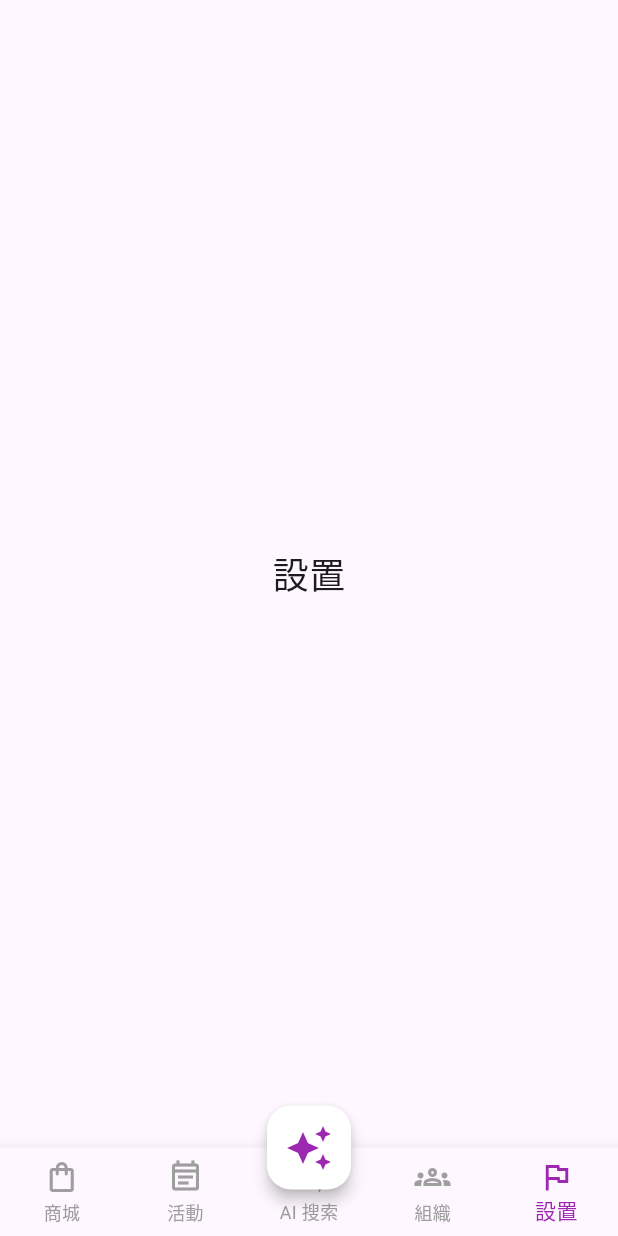
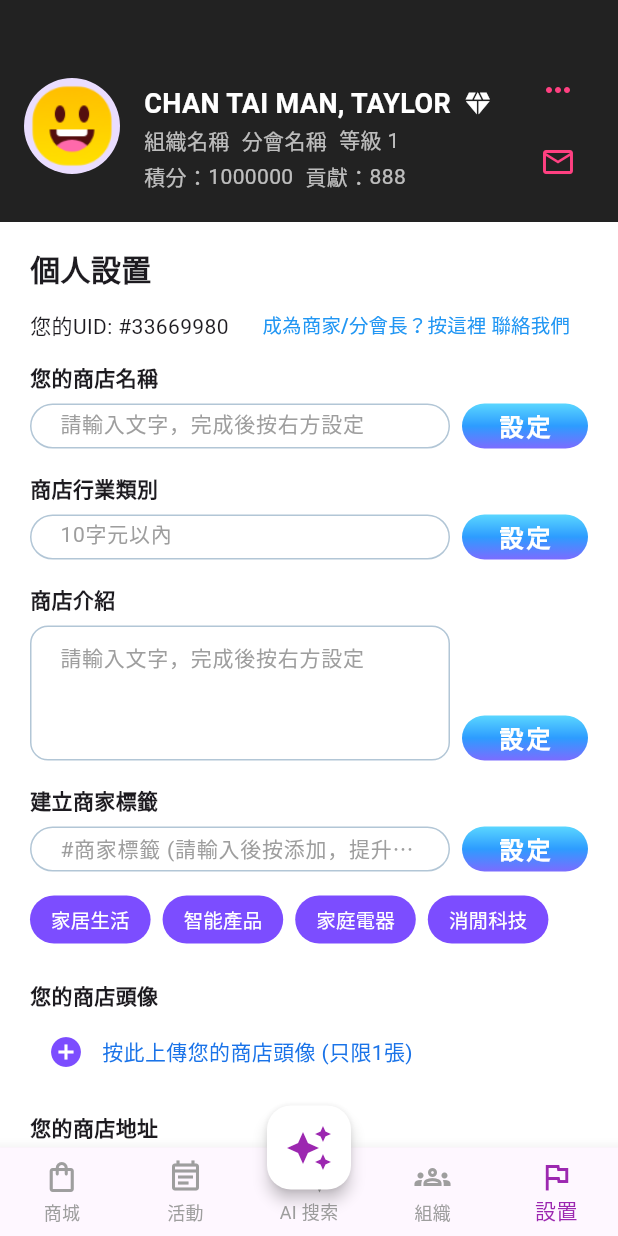
Before and after one commit to wangqiwei66/business_synerthink, a Flutter app: the MainPage screen opened by its route, item 5 of the bottom bar chosen, on a phone screen of 412 x 824 dp. Run offline on Flutter 3.47's test engine with Material 3 defaults, Android fonts, the light colour scheme and no system bars; our stand-ins replace auto_size_text, cached_network_image, dio, fl_chart, flutter_animate, flutter_easyloading and 14 more; missing offline and left inert: dart:ffi, flutter_cupertino_datetime_picker, fluwx, jwt_decode, qr_code_scanner; accounts and stored records are empty; Roboto replaces fonts that are missing (PingFang SC).

Commit message:
新增设置视图及逻辑，整合用户信息展示和商店设置功能

```diff
--- a/lib/app/pages/main_view.dart
+++ b/lib/app/pages/main_view.dart
@@ -1,5 +1,6 @@
 import 'package:flutter/material.dart';
 import 'package:get/get.dart';
+import 'package:tiny_weight/app/pages/setting_view.dart';
 import 'main_logic.dart';
 import 'mall_view.dart';
 import 'ai_search_view.dart';
@@ -19,7 +20,7 @@ class _MainPageState extends State<MainPage> {
     const Center(child: Text('活動', style: TextStyle(fontSize: 24))),
     AiSearchView(),
     const Center(child: Text('組織', style: TextStyle(fontSize: 24))),
-    const Center(child: Text('設置', style: TextStyle(fontSize: 24))),
+    SettingView(),
   ];
 
   final List<BottomNavigationBarItem> _tabs = [
--- a/lib/app/pages/mall_view.dart
+++ b/lib/app/pages/mall_view.dart
@@ -2,6 +2,7 @@ import 'package:flutter/material.dart';
 import 'package:get/get.dart';
 import 'package:tiny_weight/app/widgets/scalable.dart';
 import 'package:tiny_weight/app/pages/side_menu_view.dart';
+import 'package:tiny_weight/app/pages/userinfo_view.dart';
 import 'mall_logic.dart';
 
 class MallView extends StatelessWidget {
@@ -17,7 +18,7 @@ class MallView extends StatelessWidget {
           crossAxisAlignment: CrossAxisAlignment.start,
           children: [
             // 头部用户信息
-            _buildHeaderView(),
+            const UserInfoView(),
             // 組織推薦
             _buildOrganizeRecommendView(),
             // 快捷功能
@@ -347,95 +348,4 @@ class MallView extends StatelessWidget {
       ),
     );
   }
-
-  Container _buildHeaderView() {
-    return Container(
-      color: Colors.black87,
-      padding: const EdgeInsets.fromLTRB(16, 36, 16, 16),
-      child: Row(
-        children: [
-          const CircleAvatar(
-            radius: 32,
-            backgroundImage: AssetImage('assets/img/about_me_icon.png'),
-          ),
-          const SizedBox(width: 16),
-          Expanded(
-            child: Column(
-              crossAxisAlignment: CrossAxisAlignment.start,
-              children: [
-                const SizedBox(height: 16),
-                Row(
-                  children: [
-                    Text(
-                      logic.userName,
-                      style: const TextStyle(
-                        color: Colors.white,
-                        fontSize: 18,
-                        fontWeight: FontWeight.bold,
-                      ),
-                    ),
-                    const SizedBox(width: 8),
-                    const Icon(Icons.diamond, color: Colors.white, size: 20),
-                  ],
-                ),
-                const Row(
-                  children: [
-                    Text('組織名稱', style: TextStyle(color: Colors.white70)),
-                    SizedBox(width: 8),
-                    Text('分會名稱', style: TextStyle(color: Colors.white70)),
-                    SizedBox(width: 8),
-                    Text('等級 1', style: TextStyle(color: Colors.white70)),
-                  ],
-                ),
-                const SizedBox(height: 4),
-                Row(
-                  children: [
-                    Text('積分：${logic.points}',
-                        style: const TextStyle(color: Colors.white70)),
-                    const SizedBox(width: 8),
-                    Text('貢獻：${logic.contribution}',
-                        style: const TextStyle(color: Colors.white70)),
-                  ],
-                ),
-              ],
-            ),
-          ),
-          Column(
-            children: [
-              IconButton(
-                icon: const Icon(Icons.keyboard_control,
-                    color: Colors.pinkAccent),
-                onPressed: () {
-                  showGeneralDialog(
-                    context: Get.context!,
-                    barrierLabel: 'side_menu',
-                    barrierDismissible: true,
-                    barrierColor: Colors.black54,
-                    transitionDuration: const Duration(milliseconds: 300),
-                    pageBuilder: (context, anim1, anim2) =>
-                        const SizedBox.shrink(),
-                    transitionBuilder: (context, anim1, anim2, child) {
-                      final offset = Tween<Offset>(
-                        begin: const Offset(1, 0),
-                        end: Offset.zero,
-                      ).animate(CurvedAnimation(
-                          parent: anim1, curve: Curves.easeOut));
-                      return SlideTransition(
-                        position: offset,
-                        child: const SideMenuView(),
-                      );
-                    },
-                  );
-                },
-              ),
-              IconButton(
-                icon: const Icon(Icons.mail_outline, color: Colors.pinkAccent),
-                onPressed: () {},
-              ),
-            ],
-          ),
-        ],
-      ),
-    );
-  }
 }
--- /dev/null
+++ b/lib/app/pages/setting_logic.dart
@@ -0,0 +1,27 @@
+import 'package:get/get.dart';
+import 'package:flutter/material.dart';
+
+class SettingLogic extends GetxController {
+  final shopNameController = TextEditingController();
+  final shopTypeController = TextEditingController();
+  final shopDescController = TextEditingController();
+  final shopTagsController = TextEditingController();
+  final shopAddressController = TextEditingController();
+  final shopCallController = TextEditingController();
+  final shopPhoneController = TextEditingController();
+
+  // 标签
+  final RxList<String> tags = <String>['家居生活', '智能產品', '家庭電器', '消閒科技'].obs;
+
+  @override
+  void onClose() {
+    shopNameController.dispose();
+    shopTypeController.dispose();
+    shopDescController.dispose();
+    shopTagsController.dispose();
+    shopAddressController.dispose();
+    shopCallController.dispose();
+    shopPhoneController.dispose();
+    super.onClose();
+  }
+}
--- /dev/null
+++ b/lib/app/pages/setting_view.dart
@@ -0,0 +1,392 @@
+import 'package:flutter/material.dart';
+import 'package:flutter/services.dart';
+import 'package:get/get.dart';
+import 'package:tiny_weight/app/pages/userinfo_view.dart';
+import 'setting_logic.dart';
+
+class SettingView extends StatelessWidget {
+  SettingView({super.key});
+  final logic = Get.put(SettingLogic());
+
+  @override
+  Widget build(BuildContext context) {
+    return Scaffold(
+      backgroundColor: Colors.white,
+      body: Column(
+        children: [
+          const UserInfoView(),
+          Expanded(
+            child: SingleChildScrollView(
+              padding: const EdgeInsets.symmetric(horizontal: 20, vertical: 16),
+              child: Column(
+                crossAxisAlignment: CrossAxisAlignment.start,
+                children: [
+                  const Text('個人設置',
+                      style:
+                          TextStyle(fontWeight: FontWeight.bold, fontSize: 20)),
+                  Row(
+                    children: [
+                      const Text('您的UID: #33669980',
+                          style: TextStyle(fontSize: 14)),
+                      const Spacer(),
+                      TextButton(
+                        onPressed: () {},
+                        child: const Text('成為商家/分會長？按這裡 聯絡我們',
+                            style: TextStyle(color: Colors.blue, fontSize: 13)),
+                      ),
+                    ],
+                  ),
+                  _buildInputRow('您的商店名稱', logic.shopNameController),
+                  const SizedBox(height: 16),
+                  _buildInputRow('商店行業類別', logic.shopTypeController,
+                      hint: '10字元以內', maxInputCount: 10),
+                  const SizedBox(height: 16),
+                  _buildInputRow('商店介紹', logic.shopDescController, maxLines: 3),
+                  const SizedBox(height: 16),
+                  _buildTagInput(),
+                  const SizedBox(height: 16),
+                  _buildUploadHead(),
+                  const SizedBox(height: 16),
+                  _buildInputRow('您的商店地址', logic.shopAddressController,
+                      maxLines: 2),
+                  const SizedBox(height: 16),
+                  _buildInputRow('您的稱呼', logic.shopCallController),
+                  const SizedBox(height: 16),
+                  _buildInputRow('您的商用電話號碼（只限香港）', logic.shopPhoneController),
+                  const SizedBox(height: 32),
+                  Row(
+                    mainAxisAlignment: MainAxisAlignment.center,
+                    children: [
+                      SizedBox(
+                        height: 30,
+                        child: ElevatedButton(
+                          style: ElevatedButton.styleFrom(
+                            backgroundColor: Colors.purple[800],
+                            shape: RoundedRectangleBorder(
+                                borderRadius: BorderRadius.circular(16)),
+                            padding: const EdgeInsets.symmetric(
+                                horizontal: 32, vertical: 0),
+                          ),
+                          onPressed: () {},
+                          child: const Text('返回主頁',
+                              style:
+                                  TextStyle(fontSize: 16, color: Colors.white)),
+                        ),
+                      ),
+                      const SizedBox(width: 24),
+                      SizedBox(
+                        height: 30,
+                        child: ElevatedButton(
+                          style: ElevatedButton.styleFrom(
+                            backgroundColor: Colors.pink[400],
+                            shape: RoundedRectangleBorder(
+                                borderRadius: BorderRadius.circular(15)),
+                            padding: const EdgeInsets.symmetric(
+                                horizontal: 32, vertical: 0),
+                          ),
+                          onPressed: () {},
+                          child: const Text('預覽商店頁',
+                              style:
+                                  TextStyle(fontSize: 16, color: Colors.white)),
+                        ),
+                      ),
+                    ],
+                  ),
+                  const SizedBox(height: 32),
+                ],
+              ),
+            ),
+          ),
+        ],
+      ),
+    );
+  }
+
+  Widget _buildHeader() {
+    return Container(
+      color: const Color(0xFF4B406B),
+      padding: const EdgeInsets.only(top: 36, left: 0, right: 0, bottom: 8),
+      child: Row(
+        children: [
+          const SizedBox(width: 16),
+          const CircleAvatar(
+            radius: 28,
+            backgroundImage: AssetImage('assets/img/about_me_icon.png'),
+          ),
+          const SizedBox(width: 12),
+          const Expanded(
+            child: Column(
+              crossAxisAlignment: CrossAxisAlignment.start,
+              children: [
+                Row(
+                  children: [
+                    Text('CHAN TAI MAN, TAYLOR',
+                        style: TextStyle(
+                            color: Colors.white,
+                            fontWeight: FontWeight.bold,
+                            fontSize: 16)),
+                    SizedBox(width: 8),
+                    Icon(Icons.diamond, color: Colors.white, size: 18),
+                  ],
+                ),
+                SizedBox(height: 2),
+                Row(
+                  children: [
+                    Text('組織名稱',
+                        style: TextStyle(color: Colors.white70, fontSize: 13)),
+                    SizedBox(width: 8),
+                    Text('分會名稱',
+                        style: TextStyle(color: Colors.white70, fontSize: 13)),
+                    SizedBox(width: 8),
+                    Text('等級 1',
+                        style: TextStyle(color: Colors.white70, fontSize: 13)),
+                  ],
+                ),
+                SizedBox(height: 2),
+                Row(
+                  children: [
+                    Text('積分：1000000',
+                        style: TextStyle(color: Colors.white70, fontSize: 13)),
+                    SizedBox(width: 8),
+                    Text('貢獻：888',
+                        style: TextStyle(color: Colors.white70, fontSize: 13)),
+                  ],
+                ),
+              ],
+            ),
+          ),
+          IconButton(
+            icon: const Icon(Icons.mail_outline, color: Colors.pinkAccent),
+            onPressed: () {},
+          ),
+        ],
+      ),
+    );
+  }
+
+  Widget _buildInputRow(String label, TextEditingController controller,
+      {String? hint,
+      int maxLines = 1,
+      VoidCallback? onConfirm,
+      int? maxInputCount}) {
+    final height = 30.0 * maxLines;
+    final borderRadius =
+        maxLines == 1 ? BorderRadius.circular(32) : BorderRadius.circular(12);
+    return Row(
+      crossAxisAlignment: CrossAxisAlignment.end,
+      children: [
+        Expanded(
+          child: Column(
+            crossAxisAlignment: CrossAxisAlignment.start,
+            children: [
+              Text(label,
+                  style: const TextStyle(
+                      fontWeight: FontWeight.bold, fontSize: 14)),
+              const SizedBox(height: 8),
+              SizedBox(
+                height: height,
+                child: TextField(
+                  controller: controller,
+                  maxLines: maxLines,
+                  maxLength: maxInputCount,
+                  buildCounter: (
+                    BuildContext context, {
+                    required int currentLength,
+                    required bool isFocused,
+                    required int? maxLength,
+                  }) {
+                    return null; // 不显示默认计数器
+                  },
+                  inputFormatters: maxInputCount != null
+                      ? [
+                          LengthLimitingTextInputFormatter(maxInputCount),
+                        ]
+                      : null,
+                  decoration: InputDecoration(
+                    hintText: hint ?? '請輸入文字，完成後按右方設定',
+                    hintStyle:
+                        const TextStyle(color: Colors.grey, fontSize: 14),
+                    contentPadding: const EdgeInsets.symmetric(
+                        horizontal: 16, vertical: 10),
+                    border: OutlineInputBorder(
+                      borderRadius: borderRadius,
+                      borderSide: const BorderSide(color: Color(0xFFB2C6D6)),
+                    ),
+                    enabledBorder: OutlineInputBorder(
+                      borderRadius: borderRadius,
+                      borderSide: const BorderSide(color: Color(0xFFB2C6D6)),
+                    ),
+                    focusedBorder: OutlineInputBorder(
+                      borderRadius: borderRadius,
+                      borderSide:
+                          const BorderSide(color: Color(0xFF7C4DFF), width: 2),
+                    ),
+                    isDense: true,
+                  ),
+                ),
+              ),
+            ],
+          ),
+        ),
+        const SizedBox(width: 8),
+        Container(
+          height: 30,
+          padding: EdgeInsets.zero,
+          decoration: const BoxDecoration(
+            gradient: LinearGradient(
+              colors: [Color(0xFF5AD6FF), Color(0xFF2D9CFF), Color(0xFF7B6CFF)],
+              begin: Alignment.topCenter,
+              end: Alignment.bottomCenter,
+            ),
+            borderRadius: BorderRadius.all(Radius.circular(20)),
+          ),
+          child: Material(
+            color: Colors.transparent,
+            child: InkWell(
+              borderRadius: BorderRadius.circular(20),
+              onTap: onConfirm,
+              child: Container(
+                alignment: Alignment.center,
+                padding: const EdgeInsets.symmetric(horizontal: 24),
+                height: 40,
+                child: const Text(
+                  '設定',
+                  style: TextStyle(
+                      fontSize: 16,
+                      color: Colors.white,
+                      fontWeight: FontWeight.bold,
+                      letterSpacing: 2),
+                ),
+              ),
+            ),
+          ),
+        ),
+      ],
+    );
+  }
+
+  Widget _buildTagInput() {
+    return Column(
+      crossAxisAlignment: CrossAxisAlignment.start,
+      children: [
+        const Text('建立商家標籤',
+            style: TextStyle(fontWeight: FontWeight.bold, fontSize: 14)),
+        const SizedBox(height: 8),
+        SizedBox(
+          height: 30,
+          child: Row(
+            children: [
+              Expanded(
+                child: TextField(
+                  controller: logic.shopTagsController,
+                  style: const TextStyle(color: Colors.black, fontSize: 14),
+                  decoration: InputDecoration(
+                    hintText: '#商家標籤 (請輸入後按添加，提升您的曝光率)',
+                    hintStyle:
+                        const TextStyle(color: Colors.grey, fontSize: 14),
+                    contentPadding:
+                        const EdgeInsets.symmetric(horizontal: 16, vertical: 0),
+                    border: OutlineInputBorder(
+                      borderRadius: BorderRadius.circular(32),
+                      borderSide: const BorderSide(color: Color(0xFFB2C6D6)),
+                    ),
+                    enabledBorder: OutlineInputBorder(
+                      borderRadius: BorderRadius.circular(32),
+                      borderSide: const BorderSide(color: Color(0xFFB2C6D6)),
+                    ),
+                    focusedBorder: OutlineInputBorder(
+                      borderRadius: BorderRadius.circular(32),
+                      borderSide:
+                          const BorderSide(color: Color(0xFF7C4DFF), width: 2),
+                    ),
+                  ),
+                ),
+              ),
+              const SizedBox(
+                width: 8,
+              ),
+              Container(
+                height: 30,
+                padding: EdgeInsets.zero,
+                decoration: const BoxDecoration(
+                  gradient: LinearGradient(
+                    colors: [
+                      Color(0xFF5AD6FF),
+                      Color(0xFF2D9CFF),
+                      Color(0xFF7B6CFF)
+                    ],
+                    begin: Alignment.topCenter,
+                    end: Alignment.bottomCenter,
+                  ),
+                  borderRadius: BorderRadius.all(Radius.circular(20)),
+                ),
+                child: Material(
+                  color: Colors.transparent,
+                  child: InkWell(
+                    borderRadius: BorderRadius.circular(20),
+                    onTap: () {},
+                    child: Container(
+                      alignment: Alignment.center,
+                      padding: const EdgeInsets.symmetric(horizontal: 24),
+                      height: 40,
+                      child: const Text(
+                        '設定',
+                        style: TextStyle(
+                            fontSize: 16,
+                            color: Colors.white,
+                            fontWeight: FontWeight.bold,
+                            letterSpacing: 2),
+                      ),
+                    ),
+                  ),
+                ),
+              )
+            ],
+          ),
+        ),
+        const SizedBox(height: 8),
+        Obx(() => Wrap(
+              spacing: 8,
+              runSpacing: 4,
+              children: logic.tags
+                  .map((tag) => TextButton(
+                        style: TextButton.styleFrom(
+                          backgroundColor: const Color(0xFF7C4DFF),
+                          shape: RoundedRectangleBorder(
+                              borderRadius: BorderRadius.circular(16)),
+                          padding: const EdgeInsets.symmetric(
+                              horizontal: 14, vertical: 0),
+                          minimumSize: const Size(0, 32),
+                        ),
+                        onPressed: () {},
+                        child: Text(tag,
+                            style: const TextStyle(
+                                fontSize: 13, color: Colors.white)),
+                      ))
+                  .toList(),
+            )),
+      ],
+    );
+  }
+
+  Widget _buildUploadHead() {
+    return Column(
+      crossAxisAlignment: CrossAxisAlignment.start,
+      children: [
+        const Text('您的商店頭像',
+            style: TextStyle(fontWeight: FontWeight.bold, fontSize: 14)),
+        const SizedBox(height: 4),
+        Row(
+          children: [
+            IconButton(
+              icon: const Icon(Icons.add_circle, color: Color(0xFF7C4DFF)),
+              onPressed: () {},
+            ),
+            const Text('按此上傳您的商店頭像 (只限1張)',
+                style: TextStyle(color: Color(0xFF1A73E8), fontSize: 14)),
+          ],
+        ),
+      ],
+    );
+  }
+}
--- /dev/null
+++ b/lib/app/pages/userinfo_view.dart
@@ -0,0 +1,103 @@
+import 'package:flutter/material.dart';
+import 'package:get/get.dart';
+import 'mall_logic.dart';
+import 'side_menu_view.dart';
+
+class UserInfoView extends StatelessWidget {
+  const UserInfoView({super.key});
+
+  @override
+  Widget build(BuildContext context) {
+    final logic = Get.find<MallLogic>();
+    return Container(
+      color: Colors.black87,
+      padding: const EdgeInsets.fromLTRB(16, 36, 16, 16),
+      child: Row(
+        children: [
+          const CircleAvatar(
+            radius: 32,
+            backgroundImage: AssetImage('assets/img/about_me_icon.png'),
+          ),
+          const SizedBox(width: 16),
+          Expanded(
+            child: Column(
+              crossAxisAlignment: CrossAxisAlignment.start,
+              children: [
+                const SizedBox(height: 16),
+                Row(
+                  children: [
+                    Text(
+                      logic.userName,
+                      style: const TextStyle(
+                        color: Colors.white,
+                        fontSize: 18,
+                        fontWeight: FontWeight.bold,
+                      ),
+                    ),
+                    const SizedBox(width: 8),
+                    const Icon(Icons.diamond, color: Colors.white, size: 20),
+                  ],
+                ),
+                const Row(
+                  children: [
+                    Text('組織名稱', style: TextStyle(color: Colors.white70)),
+                    SizedBox(width: 8),
+                    Text('分會名稱', style: TextStyle(color: Colors.white70)),
+                    SizedBox(width: 8),
+                    Text('等級 1', style: TextStyle(color: Colors.white70)),
+                  ],
+                ),
+                const SizedBox(height: 4),
+                Row(
+                  children: [
+                    const Text('積分：', style: TextStyle(color: Colors.white70)),
+                    Text(logic.points.toString(),
+                        style: const TextStyle(color: Colors.white70)),
+                    const SizedBox(width: 8),
+                    const Text('貢獻：', style: TextStyle(color: Colors.white70)),
+                    Text(logic.contribution.toString(),
+                        style: const TextStyle(color: Colors.white70)),
+                  ],
+                ),
+              ],
+            ),
+          ),
+          Column(
+            children: [
+              IconButton(
+                icon: const Icon(Icons.keyboard_control,
+                    color: Colors.pinkAccent),
+                onPressed: () {
+                  showGeneralDialog(
+                    context: Get.context!,
+                    barrierLabel: 'side_menu',
+                    barrierDismissible: true,
+                    barrierColor: Colors.black54,
+                    transitionDuration: const Duration(milliseconds: 300),
+                    pageBuilder: (context, anim1, anim2) =>
+                        const SizedBox.shrink(),
+                    transitionBuilder: (context, anim1, anim2, child) {
+                      final offset = Tween<Offset>(
+                        begin: const Offset(1, 0),
+                        end: Offset.zero,
+                      ).animate(CurvedAnimation(
+                          parent: anim1, curve: Curves.easeOut));
+                      return SlideTransition(
+                        position: offset,
+                        child: const SideMenuView(),
+                      );
+                    },
+                  );
+                },
+              ),
+              IconButton(
+                icon: const Icon(Icons.mail_outline, color: Colors.pinkAccent),
+                onPressed: () {},
+              ),
+            ],
+          ),
+        ],
+      ),
+    );
+  }
+}
```
